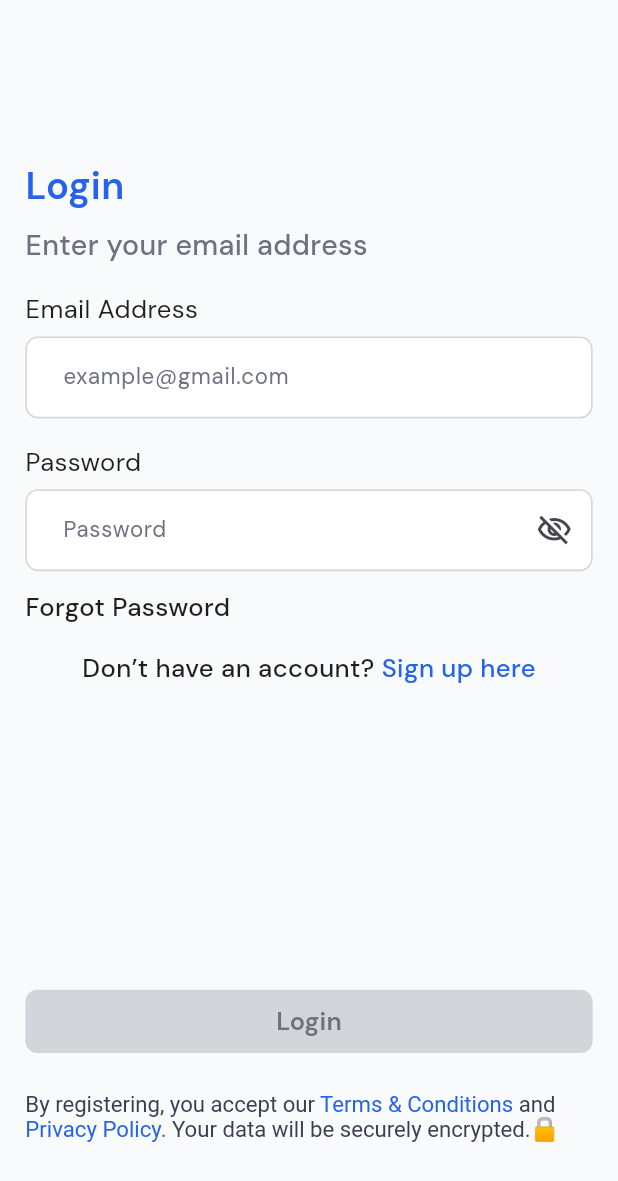
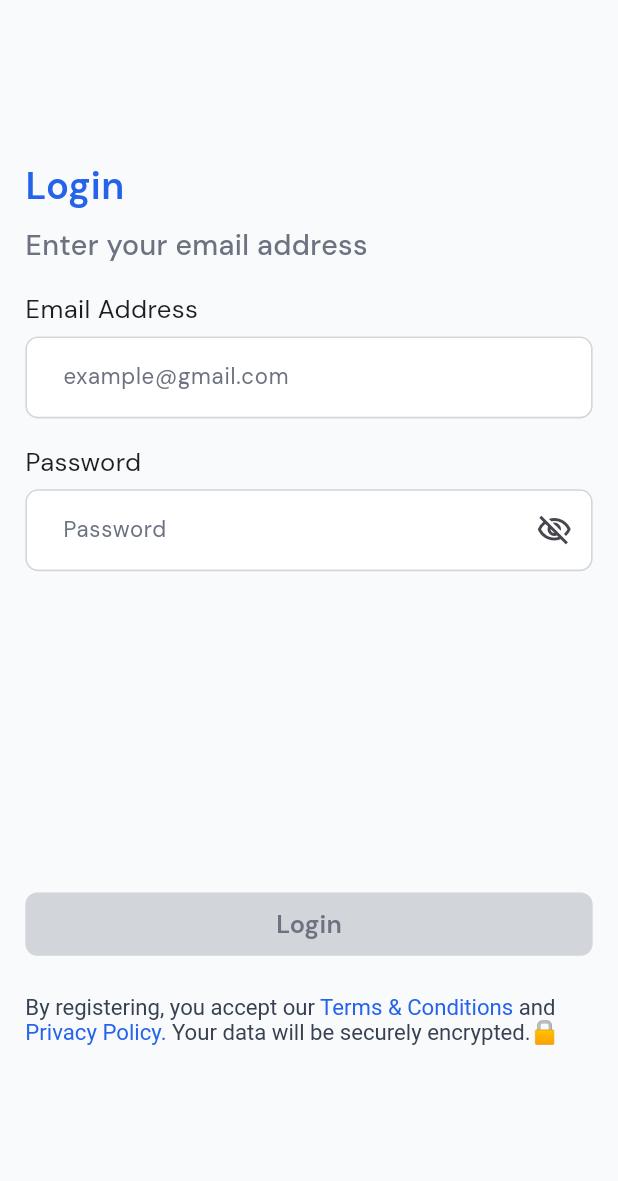
Before and after one commit to Shiido1/daalu_pay_super_admin, a Flutter app: the screen it shows after launch, after a tap on "Login", on a phone screen of 412 x 824 dp. Shown: the top 1181 px of the screen. Run offline on Flutter 3.47's test engine with Material 3 defaults, Android fonts, the light colour scheme and no system bars; our stand-ins replace another_flushbar, dio, flutter_screenutil, flutter_spinkit, flutter_svg, google_fonts and 8 more; generated files the repository leaves out were written again.

Commit message:
commit work

```diff
--- a/lib/ui/screen/login_screen.dart
+++ b/lib/ui/screen/login_screen.dart
@@ -94,33 +94,13 @@ class _LoginScreenState extends State<LoginScreen> {
                     SizedBox(
                       height: 14.0.h,
                     ),
-                    TextView(
-                      text: 'Forgot Password',
-                      fontSize: 16.2.sp,
-                      fontWeight: FontWeight.w500,
-                      color: AppColor.darkGrey,
-                    ),
-                    SizedBox(
-                      height: 20.h,
-                    ),
-                    Row(
-                      mainAxisAlignment: MainAxisAlignment.center,
-                      crossAxisAlignment: CrossAxisAlignment.center,
-                      children: [
-                        TextView(
-                          text: 'Don’t have an account? ',
-                          fontSize: 16.2.sp,
-                          fontWeight: FontWeight.w500,
-                          color: AppColor.darkGrey,
-                        ),
-                        TextView(
-                          text: 'Sign up here',
-                          fontSize: 16.2.sp,
-                          fontWeight: FontWeight.w500,
-                          color: AppColor.primary,
-                        ),
-                      ],
-                    ),
+                    // TextView(
+                    //   text: 'Forgot Password',
+                    //   fontSize: 16.2.sp,
+                    //   fontWeight: FontWeight.w500,
+                    //   color: AppColor.darkGrey,
+                    // ),
+
                     SizedBox(
                       height: 240.h,
                     ),
--- a/lib/ui/screen/super_admin_dashboard/transfer_fee_screen.dart
+++ b/lib/ui/screen/super_admin_dashboard/transfer_fee_screen.dart
@@ -1,8 +1,6 @@
-import 'package:daalu_pay_super_admin/core/connect_end/model/login_entity_model.dart';
 import 'package:flutter/material.dart';
 import 'package:flutter_screenutil/flutter_screenutil.dart';
 import 'package:stacked/stacked.dart';
-
 import '../../../core/connect_end/view_model/auth_view_model.dart';
 import '../../../core/core_folder/app/app.locator.dart';
 import '../../app_assets/app_color.dart';
@@ -13,7 +11,7 @@ import '../widget/text_widget.dart';
 
 // ignore: must_be_immutable
 class TransferFeeScreen extends StatefulWidget {
-  TransferFeeScreen({super.key});
+  const TransferFeeScreen({super.key});
 
   @override
   State<TransferFeeScreen> createState() => _TransferFeeScreenState();
```
